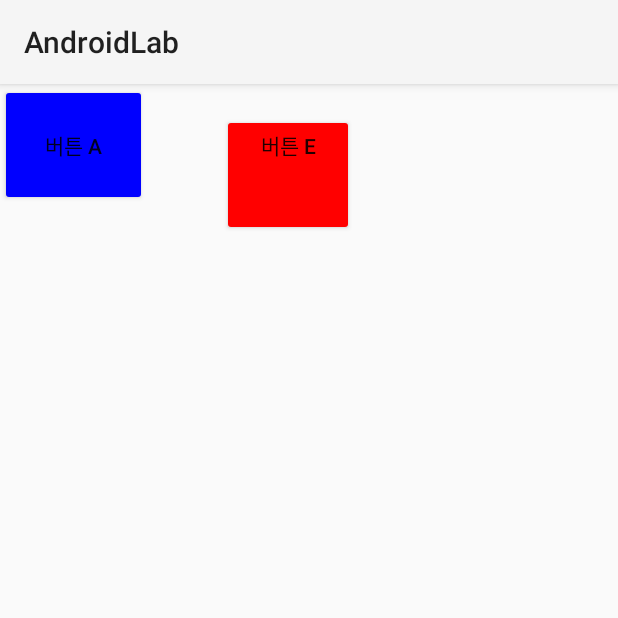
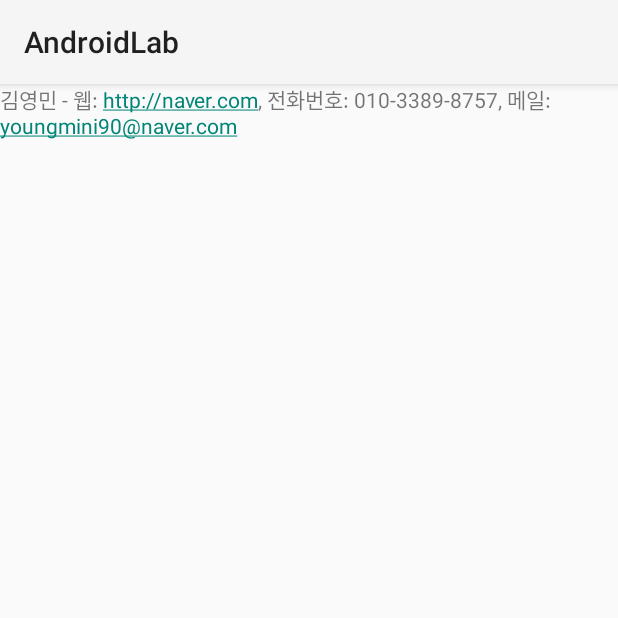
Before and after one commit to tomlittlekim/Android-Project, an Android app: the screen it shows after launch (MainActivity), on a phone screen of 412 x 824 dp, the top half of it. Run offline under Robolectric (Android 15) with nearby library versions, the phone set to English and light mode, and no system bars.

Commit message:
[Add] autoLink 속성 구현해보기

```diff
--- a/app/src/main/res/layout/activity_main.xml
+++ b/app/src/main/res/layout/activity_main.xml
@@ -3,43 +3,9 @@
   android:layout_width="match_parent"
   android:layout_height="match_parent"
   android:orientation="horizontal">
-  <Button
+  <TextView
     android:layout_width="wrap_content"
     android:layout_height="wrap_content"
-    android:text="버튼 A"
-    android:backgroundTint="#0000ff"
-    android:padding="30dp"
-    android:visibility="visible" />
-  <Button
-    android:layout_width="match_parent"
-    android:layout_height="wrap_content"
-    android:text="버튼 B"
-    android:backgroundTint="#ff0000"
-    android:paddingBottom="50dp"
-    android:layout_marginLeft="50dp"
-    android:visibility="gone" />
-  <Button
-    android:layout_width="wrap_content"
-    android:layout_height="wrap_content"
-    android:text="버튼 E"
-    android:backgroundTint="#ff0000"
-    android:paddingBottom="50dp"
-    android:layout_marginLeft="50dp"
-    android:visibility="visible" />
-  <Button
-    android:layout_width="wrap_content"
-    android:layout_height="wrap_content"
-    android:text="버튼 C"
-    android:backgroundTint="#ff0000"
-    android:paddingBottom="50dp"
-    android:layout_marginLeft="50dp"
-    android:visibility="invisible" />
-  <Button
-    android:layout_width="wrap_content"
-    android:layout_height="wrap_content"
-    android:text="버튼 D"
-    android:backgroundTint="#ff0000"
-    android:paddingBottom="50dp"
-    android:layout_marginLeft="50dp"
-    android:visibility="visible" />
+    android:text="김영민 - 웹: http://naver.com, 전화번호: 010-3389-8757, 메일: youngmini90@naver.com"
+    android:autoLink="web|phone|email" />
 </LinearLayout>
```
